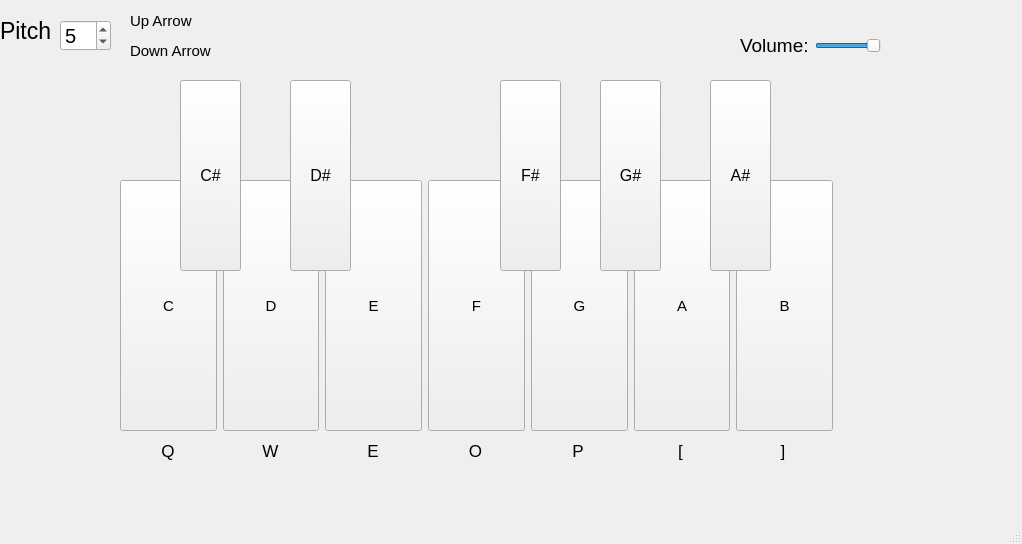
Qt form mainwindow.ui (bembek7/DigitalPiano) before a commit.
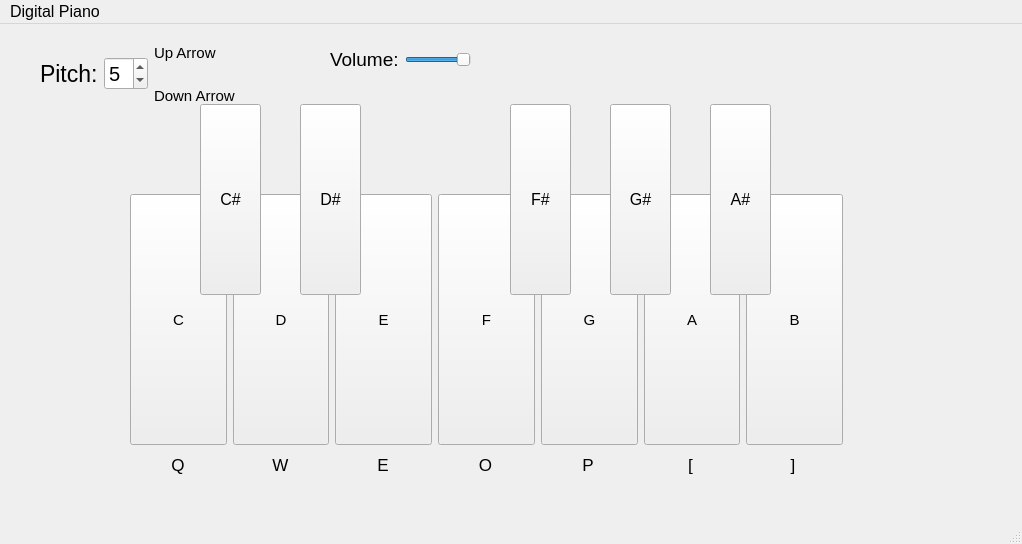
The same form after that commit.

Commit message: Binding pitch changing to up and down arrow.

Patch:
```diff
--- a/mainwindow.ui
+++ b/mainwindow.ui
@@ -19,11 +19,256 @@
    <string>MainWindow</string>
   </property>
   <widget class="QWidget" name="centralwidget">
+   <widget class="QStackedWidget" name="stackedWidget">
+    <property name="geometry">
+     <rect>
+      <x>10</x>
+      <y>0</y>
+      <width>1001</width>
+      <height>491</height>
+     </rect>
+    </property>
+    <property name="currentIndex">
+     <number>0</number>
+    </property>
+    <widget class="QWidget" name="page">
+     <widget class="QWidget" name="horizontalLayoutWidget_3">
+      <property name="geometry">
+       <rect>
+        <x>320</x>
+        <y>20</y>
+        <width>141</width>
+        <height>31</height>
+       </rect>
+      </property>
+      <layout class="QHBoxLayout" name="horizontalLayout_3">
+       <item>
+        <widget class="QLabel" name="label_8">
+         <property name="font">
+          <font>
+           <pointsize>14</pointsize>
+          </font>
+         </property>
+         <property name="text">
+          <string>Volume:</string>
+         </property>
+        </widget>
+       </item>
+       <item>
+        <widget class="QSlider" name="VolumeSlider">
+         <property name="font">
+          <font>
+           <pointsize>14</pointsize>
+          </font>
+         </property>
+         <property name="maximum">
+          <number>100</number>
+         </property>
+         <property name="value">
+          <number>100</number>
+         </property>
+         <property name="orientation">
+          <enum>Qt::Horizontal</enum>
+         </property>
+        </widget>
+       </item>
+      </layout>
+     </widget>
+     <widget class="QWidget" name="horizontalLayoutWidget_4">
+      <property name="geometry">
+       <rect>
+        <x>30</x>
+        <y>10</y>
+        <width>195</width>
+        <height>80</height>
+       </rect>
+      </property>
+      <layout class="QHBoxLayout" name="horizontalLayout_4">
+       <item>
+        <widget class="QLabel" name="label_9">
+         <property name="font">
+          <font>
+           <pointsize>17</pointsize>
+          </font>
+         </property>
+         <property name="text">
+          <string>Pitch:</string>
+         </property>
+        </widget>
+       </item>
+       <item>
+        <widget class="QSpinBox" name="PitchChoose">
+         <property name="font">
+          <font>
+           <pointsize>15</pointsize>
+          </font>
+         </property>
+         <property name="correctionMode">
+          <enum>QAbstractSpinBox::CorrectToNearestValue</enum>
+         </property>
+         <property name="minimum">
+          <number>1</number>
+         </property>
+         <property name="maximum">
+          <number>6</number>
+         </property>
+         <property name="value">
+          <number>5</number>
+         </property>
+        </widget>
+       </item>
+       <item>
+        <layout class="QVBoxLayout" name="verticalLayout">
+         <item>
+          <widget class="QLabel" name="label_10">
+           <property name="font">
+            <font>
+             <pointsize>11</pointsize>
+            </font>
+           </property>
+           <property name="text">
+            <string>Up Arrow</string>
+           </property>
+          </widget>
+         </item>
+         <item>
+          <widget class="QLabel" name="label_11">
+           <property name="font">
+            <font>
+             <pointsize>11</pointsize>
+            </font>
+           </property>
+           <property name="text">
+            <string>Down Arrow</string>
+           </property>
+          </widget>
+         </item>
+        </layout>
+       </item>
+      </layout>
+     </widget>
+     <widget class="QWidget" name="horizontalLayoutWidget_2">
+      <property name="geometry">
+       <rect>
+        <x>120</x>
+        <y>420</y>
+        <width>711</width>
+        <height>41</height>
+       </rect>
+      </property>
+      <layout class="QHBoxLayout" name="horizontalLayout_2">
+       <item>
+        <widget class="QLabel" name="label">
+         <property name="font">
+          <font>
+           <pointsize>13</pointsize>
+          </font>
+         </property>
+         <property name="text">
+          <string>Q</string>
+         </property>
+         <property name="alignment">
+          <set>Qt::AlignCenter</set>
+         </property>
+        </widget>
+       </item>
+       <item>
+        <widget class="QLabel" name="label_2">
+         <property name="font">
+          <font>
+           <pointsize>13</pointsize>
+          </font>
+         </property>
+         <property name="text">
+          <string>W</string>
+         </property>
+         <property name="alignment">
+          <set>Qt::AlignCenter</set>
+         </property>
+        </widget>
+       </item>
+       <item>
+        <widget class="QLabel" name="label_3">
+         <property name="font">
+          <font>
+           <pointsize>13</pointsize>
+          </font>
+         </property>
+         <property name="text">
+          <string>E</string>
+         </property>
+         <property name="alignment">
+          <set>Qt::AlignCenter</set>
+         </property>
+        </widget>
+       </item>
+       <item>
+        <widget class="QLabel" name="label_4">
+         <property name="font">
+          <font>
+           <pointsize>13</pointsize>
+          </font>
+         </property>
+         <property name="text">
+          <string>O</string>
+         </property>
+         <property name="alignment">
+          <set>Qt::AlignCenter</set>
+         </property>
+        </widget>
+       </item>
+       <item>
+        <widget class="QLabel" name="label_5">
+         <property name="font">
+          <font>
+           <pointsize>13</pointsize>
+          </font>
+         </property>
+         <property name="text">
+          <string>P</string>
+         </property>
+         <property name="alignment">
+          <set>Qt::AlignCenter</set>
+         </property>
+        </widget>
+       </item>
+       <item>
+        <widget class="QLabel" name="label_6">
+         <property name="font">
+          <font>
+           <pointsize>13</pointsize>
+          </font>
+         </property>
+         <property name="text">
+          <string>[</string>
+         </property>
+         <property name="alignment">
+          <set>Qt::AlignCenter</set>
+         </property>
+        </widget>
+       </item>
+       <item>
+        <widget class="QLabel" name="label_7">
+         <property name="font">
+          <font>
+           <pointsize>13</pointsize>
+          </font>
+         </property>
+         <property name="text">
+          <string>]</string>
+         </property>
+         <property name="alignment">
+          <set>Qt::AlignCenter</set>
+         </property>
+        </widget>
+       </item>
+      </layout>
+     </widget>
    <widget class="QWidget" name="horizontalLayoutWidget">
     <property name="geometry">
      <rect>
       <x>120</x>
-      <y>180</y>
+        <y>170</y>
       <width>713</width>
       <height>251</height>
      </rect>
@@ -169,10 +414,23 @@
      </item>
     </layout>
    </widget>
+     <widget class="QPushButton" name="ASharpSoundButton">
+      <property name="geometry">
+       <rect>
+        <x>700</x>
+        <y>80</y>
+        <width>61</width>
+        <height>191</height>
+       </rect>
+      </property>
+      <property name="text">
+       <string>A#</string>
+      </property>
+     </widget>
    <widget class="QPushButton" name="CSharpSoundButton">
     <property name="geometry">
      <rect>
-      <x>180</x>
+        <x>190</x>
       <y>80</y>
       <width>61</width>
       <height>191</height>
@@ -208,19 +466,6 @@
      <string>F#</string>
     </property>
    </widget>
-   <widget class="QPushButton" name="ASharpSoundButton">
-    <property name="geometry">
-     <rect>
-      <x>710</x>
-      <y>80</y>
-      <width>61</width>
-      <height>191</height>
-     </rect>
-    </property>
-    <property name="text">
-     <string>A#</string>
-    </property>
-   </widget>
    <widget class="QPushButton" name="GSharpSoundButton">
     <property name="geometry">
      <rect>
@@ -234,245 +479,8 @@
      <string>G#</string>
     </property>
    </widget>
-   <widget class="QWidget" name="horizontalLayoutWidget_2">
-    <property name="geometry">
-     <rect>
-      <x>120</x>
-      <y>430</y>
-      <width>711</width>
-      <height>41</height>
-     </rect>
-    </property>
-    <layout class="QHBoxLayout" name="horizontalLayout_2">
-     <item>
-      <widget class="QLabel" name="label">
-       <property name="font">
-        <font>
-         <pointsize>13</pointsize>
-        </font>
-       </property>
-       <property name="text">
-        <string>Q</string>
-       </property>
-       <property name="alignment">
-        <set>Qt::AlignCenter</set>
-       </property>
-      </widget>
-     </item>
-     <item>
-      <widget class="QLabel" name="label_2">
-       <property name="font">
-        <font>
-         <pointsize>13</pointsize>
-        </font>
-       </property>
-       <property name="text">
-        <string>W</string>
-       </property>
-       <property name="alignment">
-        <set>Qt::AlignCenter</set>
-       </property>
-      </widget>
-     </item>
-     <item>
-      <widget class="QLabel" name="label_3">
-       <property name="font">
-        <font>
-         <pointsize>13</pointsize>
-        </font>
-       </property>
-       <property name="text">
-        <string>E</string>
-       </property>
-       <property name="alignment">
-        <set>Qt::AlignCenter</set>
-       </property>
-      </widget>
-     </item>
-     <item>
-      <widget class="QLabel" name="label_4">
-       <property name="font">
-        <font>
-         <pointsize>13</pointsize>
-        </font>
-       </property>
-       <property name="text">
-        <string>O</string>
-       </property>
-       <property name="alignment">
-        <set>Qt::AlignCenter</set>
-       </property>
-      </widget>
-     </item>
-     <item>
-      <widget class="QLabel" name="label_5">
-       <property name="font">
-        <font>
-         <pointsize>13</pointsize>
-        </font>
-       </property>
-       <property name="text">
-        <string>P</string>
-       </property>
-       <property name="alignment">
-        <set>Qt::AlignCenter</set>
-       </property>
-      </widget>
-     </item>
-     <item>
-      <widget class="QLabel" name="label_6">
-       <property name="font">
-        <font>
-         <pointsize>13</pointsize>
-        </font>
-       </property>
-       <property name="text">
-        <string>[</string>
-       </property>
-       <property name="alignment">
-        <set>Qt::AlignCenter</set>
-       </property>
-      </widget>
-     </item>
-     <item>
-      <widget class="QLabel" name="label_7">
-       <property name="font">
-        <font>
-         <pointsize>13</pointsize>
-        </font>
-       </property>
-       <property name="text">
-        <string>]</string>
-       </property>
-       <property name="alignment">
-        <set>Qt::AlignCenter</set>
-       </property>
-      </widget>
-     </item>
-    </layout>
-   </widget>
-   <widget class="QWidget" name="horizontalLayoutWidget_3">
-    <property name="geometry">
-     <rect>
-      <x>740</x>
-      <y>30</y>
-      <width>141</width>
-      <height>31</height>
-     </rect>
-    </property>
-    <layout class="QHBoxLayout" name="horizontalLayout_3">
-     <item>
-      <widget class="QLabel" name="label_8">
-       <property name="font">
-        <font>
-         <pointsize>14</pointsize>
-        </font>
-       </property>
-       <property name="text">
-        <string>Volume:</string>
-       </property>
-      </widget>
-     </item>
-     <item>
-      <widget class="QSlider" name="VolumeSlider">
-       <property name="font">
-        <font>
-         <pointsize>14</pointsize>
-        </font>
-       </property>
-       <property name="maximum">
-        <number>100</number>
-       </property>
-       <property name="value">
-        <number>100</number>
-       </property>
-       <property name="orientation">
-        <enum>Qt::Horizontal</enum>
-       </property>
-      </widget>
-     </item>
-    </layout>
-   </widget>
-   <widget class="QLabel" name="label_9">
-    <property name="geometry">
-     <rect>
-      <x>0</x>
-      <y>20</y>
-      <width>51</width>
-      <height>21</height>
-     </rect>
-    </property>
-    <property name="font">
-     <font>
-      <pointsize>17</pointsize>
-     </font>
-    </property>
-    <property name="text">
-     <string>Pitch:</string>
-    </property>
-   </widget>
-   <widget class="QSpinBox" name="PitchChoose">
-    <property name="geometry">
-     <rect>
-      <x>60</x>
-      <y>20</y>
-      <width>51</width>
-      <height>31</height>
-     </rect>
-    </property>
-    <property name="font">
-     <font>
-      <pointsize>15</pointsize>
-     </font>
-    </property>
-    <property name="correctionMode">
-     <enum>QAbstractSpinBox::CorrectToNearestValue</enum>
-    </property>
-    <property name="minimum">
-     <number>1</number>
-    </property>
-    <property name="maximum">
-     <number>6</number>
-    </property>
-    <property name="value">
-     <number>5</number>
-    </property>
-   </widget>
-   <widget class="QLabel" name="label_10">
-    <property name="geometry">
-     <rect>
-      <x>130</x>
-      <y>10</y>
-      <width>71</width>
-      <height>21</height>
-     </rect>
-    </property>
-    <property name="font">
-     <font>
-      <pointsize>11</pointsize>
-     </font>
-    </property>
-    <property name="text">
-     <string>Up Arrow</string>
-    </property>
-   </widget>
-   <widget class="QLabel" name="label_11">
-    <property name="geometry">
-     <rect>
-      <x>130</x>
-      <y>40</y>
-      <width>91</width>
-      <height>21</height>
-     </rect>
-    </property>
-    <property name="font">
-     <font>
-      <pointsize>11</pointsize>
-     </font>
-    </property>
-    <property name="text">
-     <string>Down Arrow</string>
-    </property>
+    </widget>
+    <widget class="QWidget" name="page_2"/>
    </widget>
   </widget>
   <widget class="QMenuBar" name="menubar">
@@ -484,6 +492,12 @@
      <height>26</height>
     </rect>
    </property>
+   <widget class="QMenu" name="menuDigital_Piano">
+    <property name="title">
+     <string>Digital Piano</string>
+    </property>
+   </widget>
+   <addaction name="menuDigital_Piano"/>
   </widget>
   <widget class="QStatusBar" name="statusbar"/>
  </widget>
```
Lines whose indentation alone changed are shown as unchanged. The commit also changes 1 other file.
